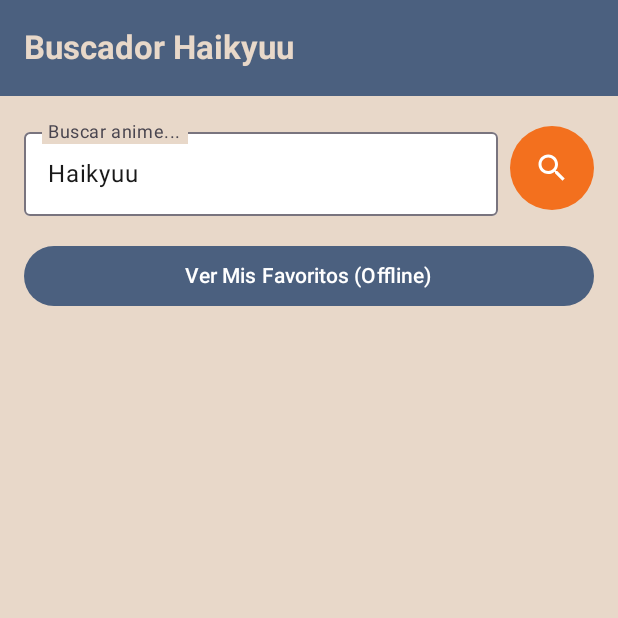
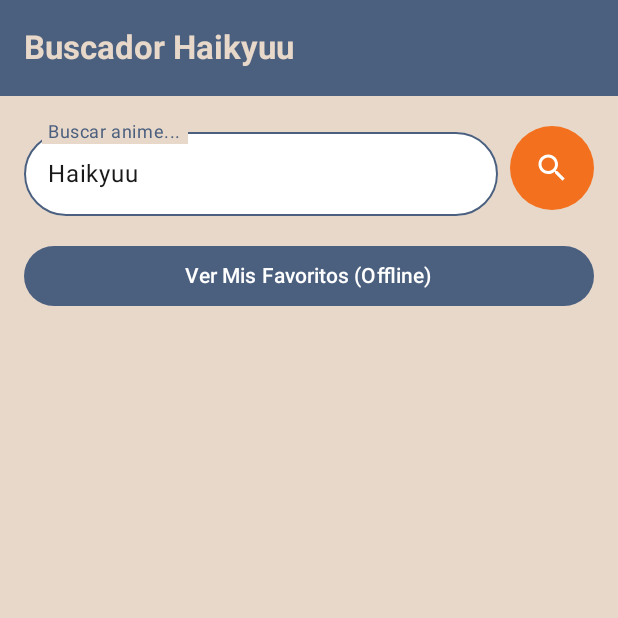
Before and after one commit to AyelenRod/Repository_mobile_practice, an Android app built with Jetpack Compose: the screen it shows after launch (MainActivity), on a phone screen of 412 x 824 dp, the top half of it. Run offline under Robolectric (Android 15) with nearby library versions, the phone set to English and light mode, and no system bars.

Commit message:
more modification

```diff
--- a/app/src/main/java/com/example/examen/ui/view/SearchScreen.kt
+++ b/app/src/main/java/com/example/examen/ui/view/SearchScreen.kt
@@ -5,6 +5,7 @@
 import androidx.compose.foundation.layout.*
 import androidx.compose.foundation.lazy.LazyColumn
 import androidx.compose.foundation.lazy.items
+import androidx.compose.foundation.shape.RoundedCornerShape
 import androidx.compose.foundation.text.KeyboardActions
 import androidx.compose.foundation.text.KeyboardOptions
 import androidx.compose.material.icons.Icons
@@ -13,6 +14,7 @@
 import androidx.compose.runtime.*
 import androidx.compose.ui.Alignment
 import androidx.compose.ui.Modifier
+import androidx.compose.ui.graphics.Color
 import androidx.compose.ui.platform.LocalContext
 import androidx.compose.ui.platform.LocalFocusManager
 import androidx.compose.ui.text.input.ImeAction
@@ -36,7 +38,6 @@
 
     fun performSearch() {
         if (query.isBlank()) return
-
         scope.launch {
             isLoading = true
             focusManager.clearFocus()
@@ -77,7 +78,6 @@
                 .padding(padding)
                 .background(HaikyuuBeige)
         ) {
-
             Row(
                 modifier = Modifier
                     .fillMaxWidth()
@@ -90,10 +90,21 @@
                     label = { Text("Buscar anime...") },
                     modifier = Modifier.weight(1f),
                     singleLine = true,
+                    shape = RoundedCornerShape(50.dp),
+
                     colors = OutlinedTextFieldDefaults.colors(
+
                         focusedContainerColor = HaikyuuWhite,
                         unfocusedContainerColor = HaikyuuWhite,
+
                         focusedBorderColor = HaikyuuOrange,
+                        unfocusedBorderColor = HaikyuuBlueGrey,
+
+                        focusedTextColor = HaikyuuBlack,
+                        unfocusedTextColor = HaikyuuBlack,
+
+                        focusedLabelColor = HaikyuuOrange,
+                        unfocusedLabelColor = HaikyuuBlueGrey,
                         cursorColor = HaikyuuOrange
                     ),
                     keyboardOptions = KeyboardOptions(imeAction = ImeAction.Search),
@@ -106,7 +117,8 @@
                     onClick = { performSearch() },
                     colors = ButtonDefaults.buttonColors(containerColor = HaikyuuOrange),
                     contentPadding = PaddingValues(0.dp),
-                    modifier = Modifier.size(56.dp)
+                    modifier = Modifier.size(56.dp),
+                    shape = RoundedCornerShape(50.dp)
                 ) {
                     Icon(
                         imageVector = Icons.Default.Search,
@@ -121,7 +133,8 @@
                 modifier = Modifier
                     .fillMaxWidth()
                     .padding(horizontal = 16.dp),
-                colors = ButtonDefaults.buttonColors(containerColor = HaikyuuBlueGrey)
+                colors = ButtonDefaults.buttonColors(containerColor = HaikyuuBlueGrey),
+                shape = RoundedCornerShape(50.dp)
             ) {
                 Text("Ver Mis Favoritos (Offline)", color = HaikyuuWhite)
             }
```
